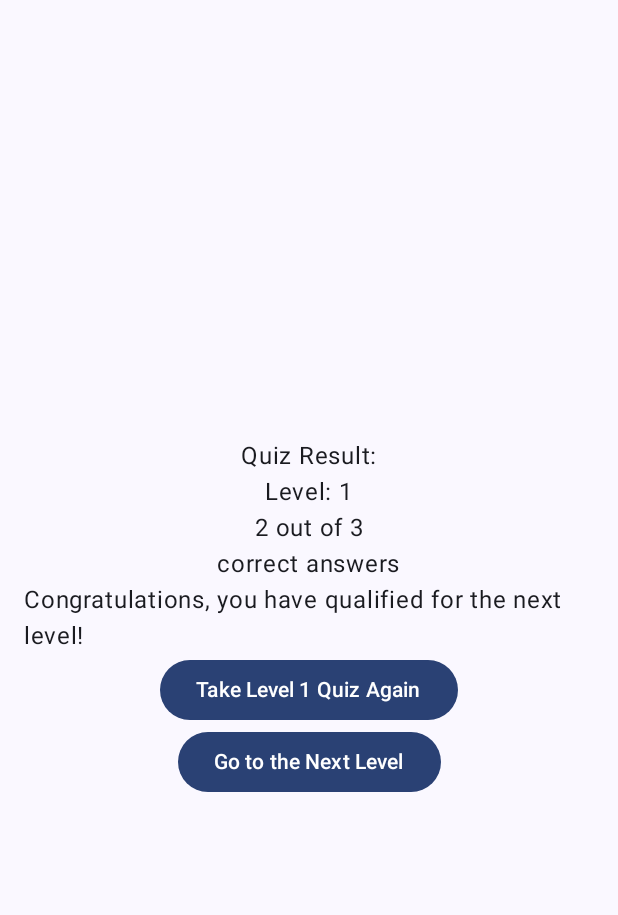
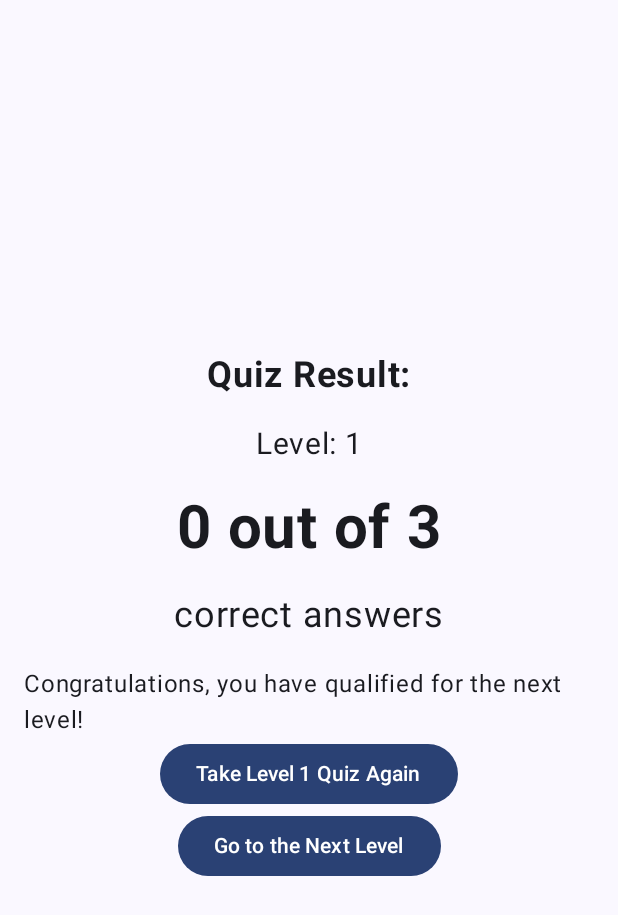
Before and after one commit to pims-diary/MathForKids, an Android app built with Jetpack Compose: the composable QuizResultScreen shown on its own in the app's theme, on a phone screen of 412 x 824 dp. Shown: the top 915 px of the screen. Run offline under Robolectric (Android 15) with nearby library versions, the phone set to English and light mode, and no system bars.

Commit message:
Pass the quiz test score from QuizScreen to QuizResultScreen

```diff
--- a/app/src/main/java/com/example/math_for_kids/view/screens/QuizResultScreen.kt
+++ b/app/src/main/java/com/example/math_for_kids/view/screens/QuizResultScreen.kt
@@ -2,20 +2,26 @@ package com.example.math_for_kids.view.screens
 
 import androidx.compose.foundation.layout.Arrangement
 import androidx.compose.foundation.layout.Column
-import androidx.compose.foundation.layout.Row
 import androidx.compose.foundation.layout.fillMaxSize
 import androidx.compose.foundation.layout.padding
 import androidx.compose.material3.Button
 import androidx.compose.material3.Text
 import androidx.compose.runtime.Composable
+import androidx.compose.runtime.collectAsState
+import androidx.compose.runtime.getValue
 import androidx.compose.ui.Alignment
 import androidx.compose.ui.Modifier
+import androidx.compose.ui.text.font.FontWeight
 import androidx.compose.ui.unit.dp
+import androidx.compose.ui.unit.sp
 import androidx.navigation.NavHostController
 import com.example.math_for_kids.navigations.QuizPage
+import com.example.math_for_kids.viewmodel.QuizViewModel
 
 @Composable
-fun QuizResultScreen(navController: NavHostController) {
+fun QuizResultScreen(navController: NavHostController, viewModel: QuizViewModel) {
+    val totalCorrectAnswers by viewModel.totalCorrectAnswers.collectAsState()
+
     Column(
         modifier = Modifier
             .fillMaxSize()
@@ -23,10 +29,28 @@ fun QuizResultScreen(navController: NavHostController) {
         verticalArrangement = Arrangement.Center,
         horizontalAlignment = Alignment.CenterHorizontally
     ) {
-        Text("Quiz Result:")
-        Text("Level: 1")
-        Text("2 out of 3")
-        Text("correct answers")
+        Text(
+            "Quiz Result:",
+            fontSize = 24.sp,
+            fontWeight = FontWeight.Bold,
+            modifier = Modifier.padding(bottom = 20.dp)
+        )
+        Text(
+            "Level: 1",
+            fontSize = 20.sp,
+            modifier = Modifier.padding(bottom = 20.dp)
+        )
+        Text(
+            "$totalCorrectAnswers out of 3",
+            fontSize = 40.sp,
+            fontWeight = FontWeight.Bold,
+            modifier = Modifier.padding(bottom = 20.dp)
+        )
+        Text(
+            "correct answers",
+            fontSize = 24.sp,
+            modifier = Modifier.padding(bottom = 20.dp)
+        )
         Text("Congratulations, you have qualified for the next level!")
         Button(onClick = { navController.navigate(QuizPage.QuizTest.route) }) {
             Text("Take Level 1 Quiz Again")
--- a/app/src/main/java/com/example/math_for_kids/view/screens/quiz/QuizScreen.kt
+++ b/app/src/main/java/com/example/math_for_kids/view/screens/quiz/QuizScreen.kt
@@ -8,18 +8,18 @@ import androidx.compose.ui.Modifier
 import androidx.compose.ui.text.font.FontWeight
 import androidx.compose.ui.unit.dp
 import androidx.compose.ui.unit.sp
-import androidx.lifecycle.viewmodel.compose.viewModel
 import androidx.navigation.NavHostController
 import com.example.math_for_kids.navigations.QuizPage
 import com.example.math_for_kids.view.components.OptionsGrid
 import com.example.math_for_kids.viewmodel.QuizViewModel
 
 @Composable
-fun QuizScreen(navController: NavHostController, viewModel: QuizViewModel = viewModel()) {
+fun QuizScreen(navController: NavHostController, viewModel: QuizViewModel) {
     val questionState by viewModel.currentQuestion.collectAsState()
     val feedbackText by viewModel.feedbackText.collectAsState()
     val isNextEnabled by viewModel.isNextEnabled.collectAsState()
     val questionNumber by viewModel.questionNumber.collectAsState()
+    val totalCorrectAnswers by viewModel.totalCorrectAnswers.collectAsState()
 
     Column(
         horizontalAlignment = Alignment.CenterHorizontally,
@@ -55,6 +55,7 @@ fun QuizScreen(navController: NavHostController, viewModel: QuizViewModel = view
             fontSize = 18.sp,
             modifier = Modifier.padding(8.dp)
         )
+        Text("$totalCorrectAnswers")
 
         if (questionNumber != viewModel.totalQuestions) {
             Button(
--- a/app/src/main/java/com/example/math_for_kids/viewmodel/QuizViewModel.kt
+++ b/app/src/main/java/com/example/math_for_kids/viewmodel/QuizViewModel.kt
@@ -19,6 +19,7 @@ class QuizViewModel: ViewModel() {
     private var selectedQuestions = questions.shuffled().take(totalQuestions)
 
     private var currentQuestionIndex = 1
+
     private val _currentQuestion = MutableStateFlow(selectedQuestions[currentQuestionIndex - 1])
     val currentQuestion: StateFlow<Question?> get() = _currentQuestion
 
@@ -31,9 +32,13 @@ class QuizViewModel: ViewModel() {
     private val _questionNumber = MutableStateFlow(1)
     val questionNumber: StateFlow<Int> get() = _questionNumber
 
+    private val _totalCorrectAnswers = MutableStateFlow(0)
+    val totalCorrectAnswers: StateFlow<Int> get() = _totalCorrectAnswers
+
     fun checkAnswer(selectedAnswer: Int) {
         if (selectedAnswer == currentQuestion.value?.answer) {
             _feedbackText.value = "Correct!"
+            _totalCorrectAnswers.value++
         } else {
             _feedbackText.value = "Wrong!"
         }
@@ -49,7 +54,7 @@ class QuizViewModel: ViewModel() {
             _questionNumber.value = currentQuestionIndex
         } else {
             // Reset for demonstration, could show a results screen instead
-            resetQuiz()
+//            resetQuiz()
         }
     }
 
@@ -60,5 +65,6 @@ class QuizViewModel: ViewModel() {
         _feedbackText.value = ""
         _isNextEnabled.value = false
         _questionNumber.value = 1
+        _totalCorrectAnswers.value = 0
     }
 }
```
Also changed, not shown: app/src/main/java/com/example/math_for_kids/navigations/QuizScreensStack.kt (+5 -2 lines).
